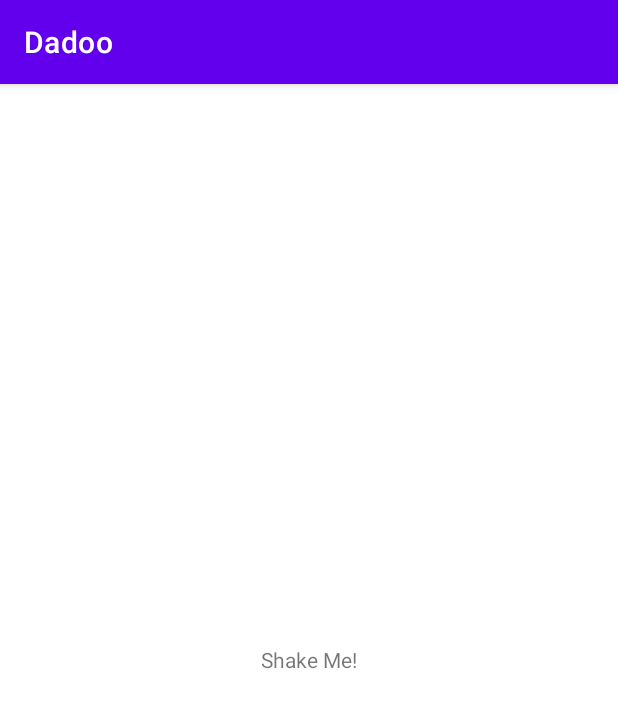
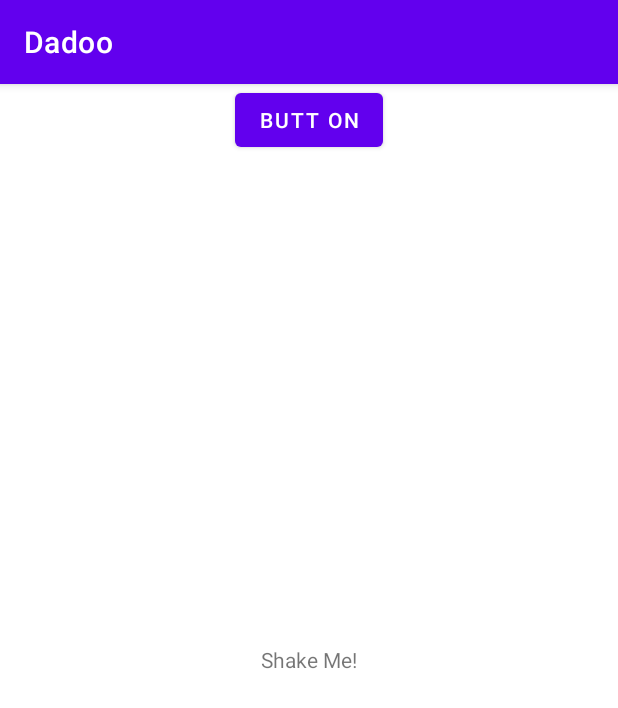
Before and after one commit to obedkristiaji/Dadoo-Lempar-Dadu-Virtual, an Android app: the screen it shows after launch (MainActivity), on a phone screen of 412 x 824 dp. Shown: the top 708 px of the screen. Run offline under Robolectric (Android 15) with nearby library versions, the light colour scheme and no system bars.

Commit message:
Making button and its function (#1)
Button for randoming a number

```diff
--- a/app/src/main/java/id/ac/unpar/informatika/dadoo/thread/RandomThread.java
+++ b/app/src/main/java/id/ac/unpar/informatika/dadoo/thread/RandomThread.java
@@ -22,7 +22,6 @@ public class RandomThread implements Runnable {
                 this.handler.setAngka(this.angka);
                 Log.d("angka", String.valueOf(angka));
                 this.start = false;
-                this.thread.stop();
             }
         } catch (Exception e) {
             e.printStackTrace();
--- a/app/src/main/java/id/ac/unpar/informatika/dadoo/view/HomeFragment.java
+++ b/app/src/main/java/id/ac/unpar/informatika/dadoo/view/HomeFragment.java
@@ -5,6 +5,7 @@ import android.os.Bundle;
 import android.view.LayoutInflater;
 import android.view.View;
 import android.view.ViewGroup;
+import android.widget.Button;
 
 import androidx.fragment.app.Fragment;
 
@@ -14,7 +15,7 @@ import id.ac.unpar.informatika.dadoo.presenter.IMainPresenter;
 import id.ac.unpar.informatika.dadoo.thread.RandomThread;
 import id.ac.unpar.informatika.dadoo.thread.ThreadHandler;
 
-public class HomeFragment extends Fragment {
+public class HomeFragment extends Fragment implements View.OnClickListener {
     private FragmentHomeBinding binding;
     private IMainActivity listener;
     private IMainPresenter presenter;
@@ -26,6 +27,7 @@ public class HomeFragment extends Fragment {
         View view = FragmentHomeBinding.inflate(inflater, container, false).getRoot();
         this.binding = FragmentHomeBinding.bind(view);
 
+        this.binding.btnRng.setOnClickListener(this);
         return view;
     }
 
@@ -55,4 +57,11 @@ public class HomeFragment extends Fragment {
         this.thread = new RandomThread(this.handler);
         this.thread.start();
     }
+
+    @Override
+    public void onClick(View v) {
+        if(v == this.binding.btnRng){
+            this.startThread();
+        }
+    }
 }
--- a/app/src/main/res/layout/fragment_home.xml
+++ b/app/src/main/res/layout/fragment_home.xml
@@ -11,4 +11,11 @@
         android:layout_gravity="center"
         android:text="Shake Me!" />
 
+    <Button
+        android:id="@+id/btn_rng"
+        android:layout_width="wrap_content"
+        android:layout_height="wrap_content"
+        android:layout_gravity="center_horizontal"
+        android:text="Butt on"/>
+
 </FrameLayout>
```
